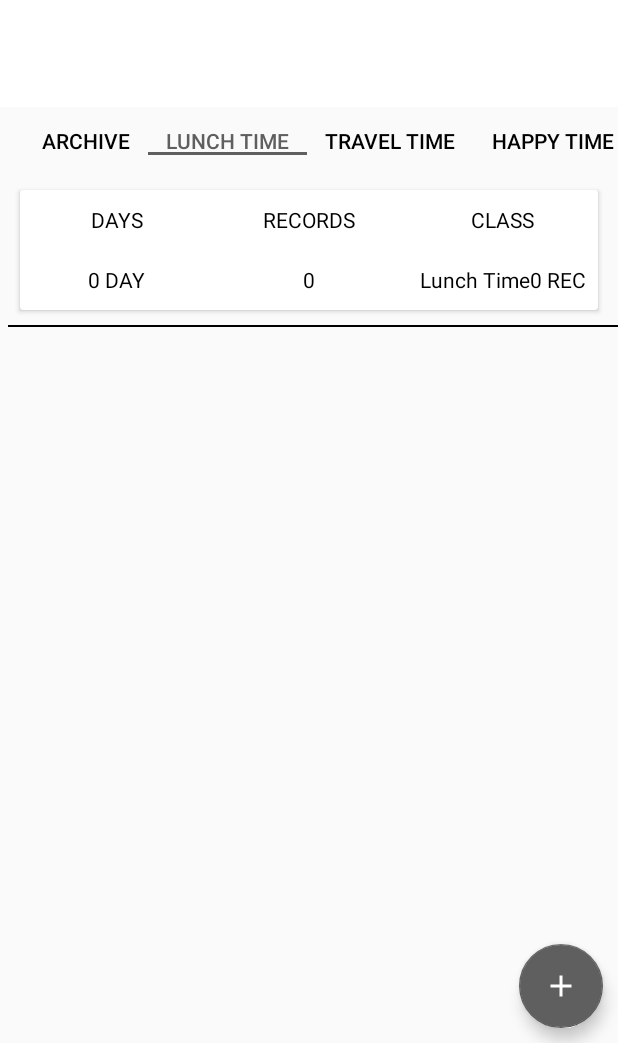
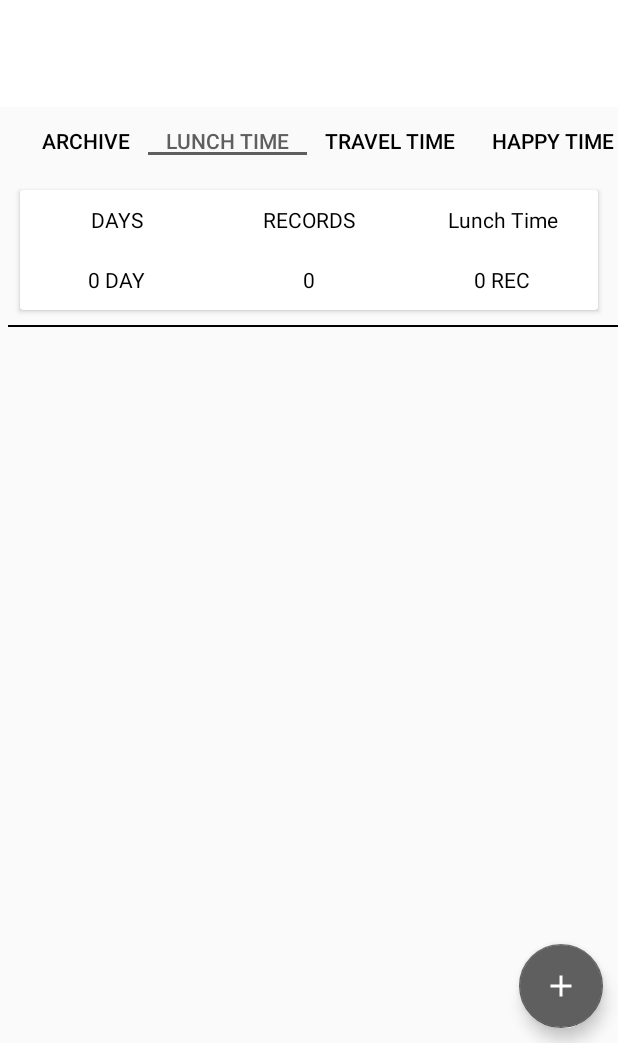
Before and after one commit to Glasser97/oneday, an Android app: the screen it shows after launch (MainActivity), tab 2 chosen, on a phone screen of 412 x 824 dp, the part 193-1236 px from its top. Run offline under Robolectric (Android 15) with nearby library versions, the phone set to English and light mode, and no system bars; libraries missing offline, so code that uses them is left out: org.greenrobot.greendao; 11 statements that could not run were skipped.

Commit message:
add mainfragment

```diff
--- a/app/src/main/java/com/coderziyang/oneday/MainActivity.java
+++ b/app/src/main/java/com/coderziyang/oneday/MainActivity.java
@@ -5,14 +5,11 @@ import android.content.SharedPreferences;
 import android.support.design.widget.FloatingActionButton;
 import android.support.design.widget.TabLayout;
 import android.support.v4.app.Fragment;
-import android.support.v4.app.FragmentManager;
-import android.support.v4.app.FragmentTransaction;
 import android.support.v4.view.ViewPager;
 import android.support.v7.app.AppCompatActivity;
 import android.os.Bundle;
 import android.support.v7.widget.Toolbar;
 import android.view.View;
-import android.widget.Toast;
 
 import java.text.SimpleDateFormat;
 import java.util.ArrayList;
@@ -24,8 +21,6 @@ import static com.coderziyang.oneday.DaoApplication.daoSession;
 public class MainActivity extends AppCompatActivity{
     private List<Data> dataList = new ArrayList<>();
     private List<String> dayList = new ArrayList<>();
-    List <Fragment> fragmentList= new ArrayList<>();
-    private MomentAdapter adapter;
     public static MainActivity instance;
     private static final int MAIN =9;
     private static final int LUNCH = 0;
--- a/app/src/main/java/com/coderziyang/oneday/MainFragment.java
+++ b/app/src/main/java/com/coderziyang/oneday/MainFragment.java
@@ -84,6 +84,7 @@ public class MainFragment extends Fragment {
         TextView daysNum = (TextView) view.findViewById(R.id.the_days);
         TextView momentsNum = (TextView) view.findViewById(R.id.the_moments);
         TextView classNum = (TextView) view.findViewById(R.id.class_moments);
+        TextView className=(TextView) view.findViewById(R.id.class_name);
         category=getResources().getStringArray(R.array.category_array);
         DataDao dataDao = daoSession.getDataDao();
         daysNum.setText(days+getResources().getString(R.string.days));
@@ -91,11 +92,13 @@ public class MainFragment extends Fragment {
 
         if(timeName==MAIN){
             dataList=dataDao.queryBuilder().orderDesc(DataDao.Properties.DataId).list();
-            classNum.setText(getResources().getString(R.string.app_name)+dataDao.count()+getResources().getString(R.string.moments));
+            className.setText("ONE DAY");
+            classNum.setText(dataDao.count()+getResources().getString(R.string.moments));
         }else{
             dataList=dataDao.queryBuilder().orderDesc(DataDao.Properties.DataId)
                     .where(DataDao.Properties.Category.eq(timeName)).list();
-            classNum.setText(category[timeName]+dataList.size()+getResources().getString(R.string.moments));
+            className.setText(category[timeName]);
+            classNum.setText(dataList.size()+getResources().getString(R.string.moments));
         }
         RecyclerView recyclerView = (RecyclerView) view.findViewById(R.id.recycler_view);
         LinearLayoutManager layoutManager = new LinearLayoutManager(mContext);
--- a/app/src/main/res/layout/fragment_main.xml
+++ b/app/src/main/res/layout/fragment_main.xml
@@ -50,6 +50,7 @@
         </TextView>
 
         <TextView
+            android:id="@+id/class_name"
             android:layout_width="match_parent"
             android:layout_height="match_parent"
             android:gravity="center"
```
